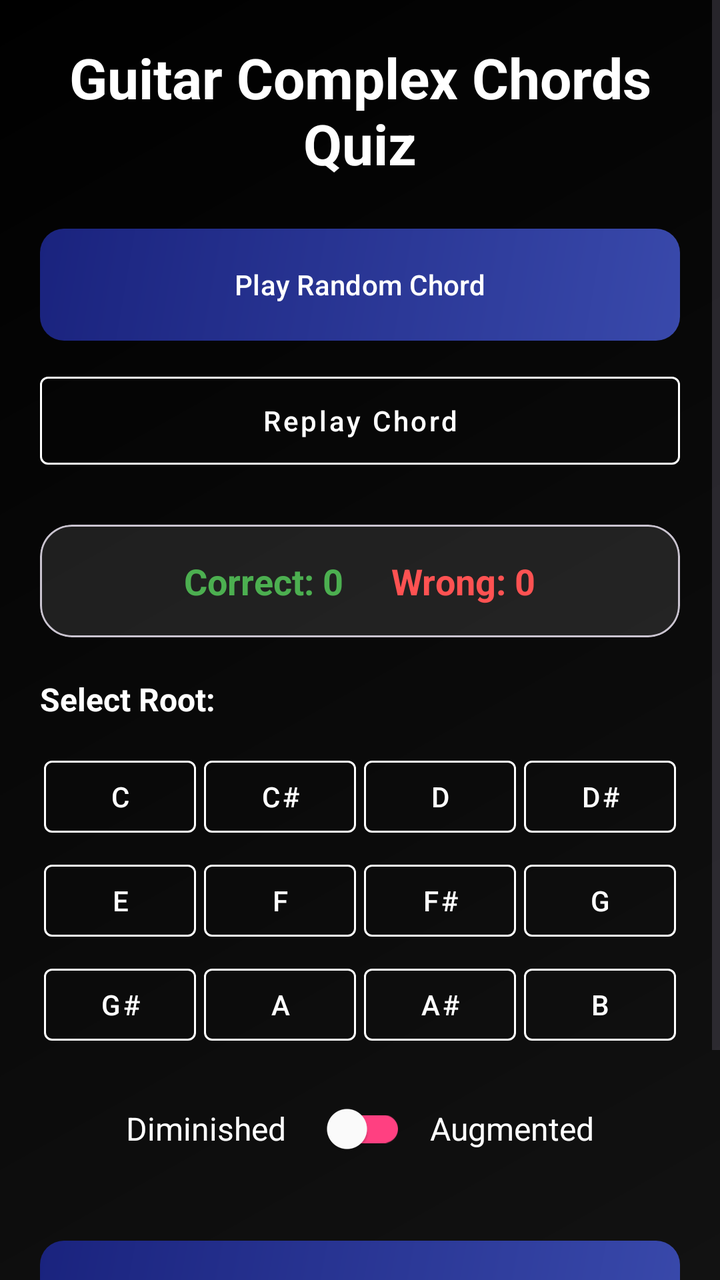
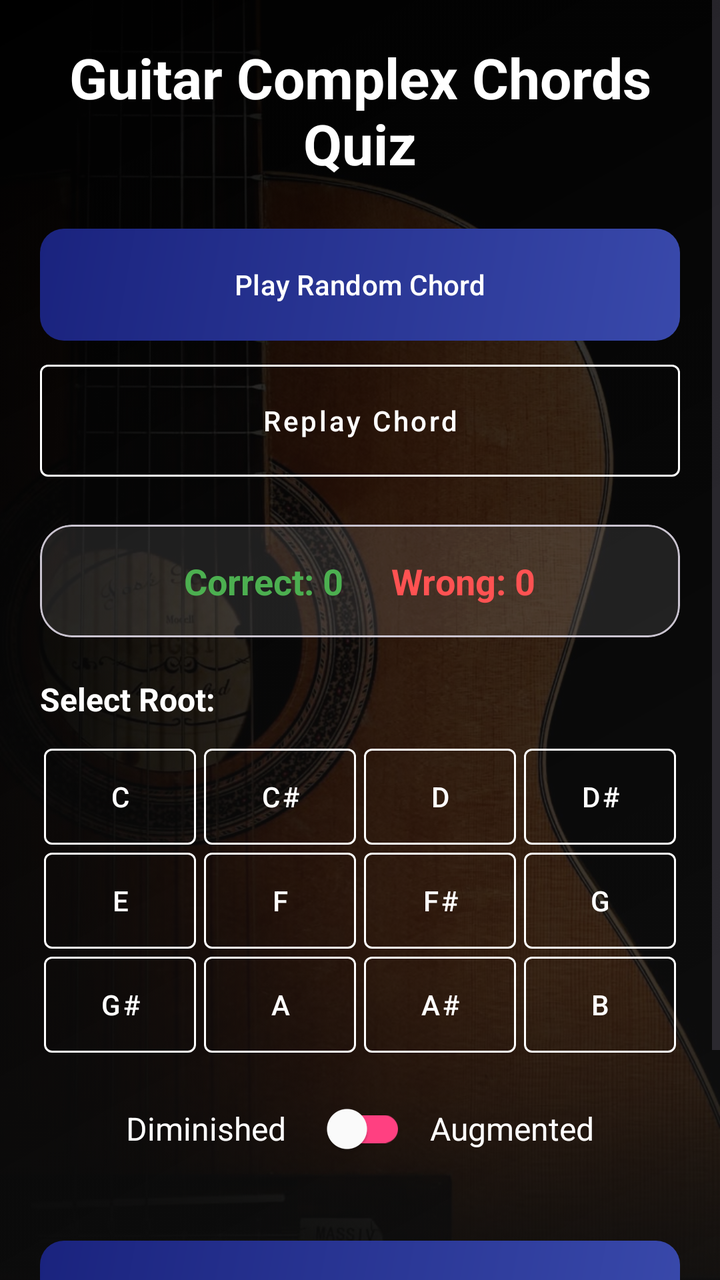

An Android layout rendered at two revisions. The XML below is the earlier revision; the diff shows what the commit changed to produce the second picture.
<!-- AndroidManifest.xml: application theme Theme.GeffenFinalProject -->
<!-- res/layout/activity_user_guitar_complex_chords_quiz.xml -->
<?xml version="1.0" encoding="utf-8"?>
<androidx.constraintlayout.widget.ConstraintLayout xmlns:android="http://schemas.android.com/apk/res/android"
    xmlns:app="http://schemas.android.com/apk/res-auto"
    xmlns:tools="http://schemas.android.com/tools"
    android:id="@+id/main"
    android:layout_width="match_parent"
    android:layout_height="match_parent"
    android:background="@drawable/main_gradient"
    tools:context=".user_guitar_complex_chords_quiz">

    <ScrollView
        android:layout_width="match_parent"
        android:layout_height="match_parent"
        android:fillViewport="true">

        <LinearLayout
            android:layout_width="match_parent"
            android:layout_height="wrap_content"
            android:orientation="vertical"
            android:padding="20dp">

            <TextView
                android:id="@+id/titleText"
                android:layout_width="match_parent"
                android:layout_height="wrap_content"
                android:layout_marginBottom="24dp"
                android:gravity="center"
                android:text="Guitar Complex Chords Quiz"
                android:textColor="@color/white"
                android:textSize="28sp"
                android:textStyle="bold" />

            <com.google.android.material.button.MaterialButton
                android:id="@+id/btnPlayChord"
                android:layout_width="match_parent"
                android:layout_height="56dp"
                android:layout_marginBottom="12dp"
                android:background="@drawable/button_primary"
                android:text="Play Random Chord"
                android:textAllCaps="false"
                android:textColor="@color/white"
                app:backgroundTint="@null"
                app:cornerRadius="12dp" />

            <com.google.android.material.button.MaterialButton
                android:id="@+id/btnReplay"
                style="@style/Widget.MaterialComponents.Button.OutlinedButton"
                android:layout_width="match_parent"
                android:layout_height="56dp"
                android:layout_marginBottom="24dp"
                android:text="Replay Chord"
                android:textAllCaps="false"
                android:textColor="@color/white"
                app:strokeColor="@color/white" />

            <com.google.android.material.card.MaterialCardView
                android:layout_width="match_parent"
                android:layout_height="wrap_content"
                android:layout_marginBottom="20dp"
                app:cardBackgroundColor="#1AFFFFFF"
                app:cardCornerRadius="16dp"
                app:cardElevation="0dp">

                <LinearLayout
                    android:layout_width="match_parent"
                    android:layout_height="wrap_content"
                    android:gravity="center"
                    android:orientation="horizontal"
                    android:padding="16dp">

                    <TextView
                        android:id="@+id/scoreText"
                        android:layout_width="wrap_content"
                        android:layout_height="wrap_content"
                        android:layout_marginEnd="24dp"
                        android:text="Correct: 0"
                        android:textColor="#4CAF50"
                        android:textSize="18sp"
                        android:textStyle="bold" />

                    <TextView
                        android:id="@+id/wrongText"
                        android:layout_width="wrap_content"
                        android:layout_height="wrap_content"
                        android:text="Wrong: 0"
                        android:textColor="#FF5252"
                        android:textSize="18sp"
                        android:textStyle="bold" />
                </LinearLayout>
            </com.google.android.material.card.MaterialCardView>

            <TextView
                android:layout_width="match_parent"
                android:layout_height="wrap_content"
                android:layout_marginBottom="12dp"
                android:text="Select Root:"
                android:textColor="@color/white"
                android:textSize="16sp"
                android:textStyle="bold" />

            <GridLayout
                android:layout_width="match_parent"
                android:layout_height="wrap_content"
                android:layout_marginBottom="12dp"
                android:columnCount="4">

                <com.google.android.material.button.MaterialButton
                    android:id="@+id/btnRootC"
                    style="@style/Widget.MaterialComponents.Button.TextButton"
                    android:layout_width="0dp"
                    android:layout_height="wrap_content"
                    android:layout_columnWeight="1"
                    android:text="C"
                    android:textColor="@color/white"
                    app:strokeColor="@color/white"
                    app:strokeWidth="1dp"
                    android:layout_margin="2dp"
                    />

                <com.google.android.material.button.MaterialButton
                    android:id="@+id/btnRootCSharp"
                    style="@style/Widget.MaterialComponents.Button.TextButton"
                    android:layout_width="0dp"
                    android:layout_height="wrap_content"
                    android:layout_columnWeight="1"
                    android:text="C#"
                    android:textColor="@color/white"
                    app:strokeColor="@color/white"
                    app:strokeWidth="1dp"
                    android:layout_margin="2dp"
                    />

                <com.google.android.material.button.MaterialButton
                    android:id="@+id/btnRootD"
                    style="@style/Widget.MaterialComponents.Button.TextButton"
                    android:layout_width="0dp"
                    android:layout_height="wrap_content"
                    android:layout_columnWeight="1"
                    android:text="D"
                    android:textColor="@color/white"
                    app:strokeColor="@color/white"
                    app:strokeWidth="1dp"
                    android:layout_margin="2dp"
                    />

                <com.google.android.material.button.MaterialButton
                    android:id="@+id/btnRootDSharp"
                    style="@style/Widget.MaterialComponents.Button.TextButton"
                    android:layout_width="0dp"
                    android:layout_height="wrap_content"
                    android:layout_columnWeight="1"
                    android:text="D#"
                    android:textColor="@color/white"
                    app:strokeColor="@color/white"
                    app:strokeWidth="1dp"
                    android:layout_margin="2dp"
                    />

                <com.google.android.material.button.MaterialButton
                    android:id="@+id/btnRootE"
                    style="@style/Widget.MaterialComponents.Button.TextButton"
                    android:layout_width="0dp"
                    android:layout_height="wrap_content"
                    android:layout_columnWeight="1"
                    android:text="E"
                    android:textColor="@color/white"
                    app:strokeColor="@color/white"
                    app:strokeWidth="1dp"
                    android:layout_margin="2dp"
                    />

                <com.google.android.material.button.MaterialButton
                    android:id="@+id/btnRootF"
                    style="@style/Widget.MaterialComponents.Button.TextButton"
                    android:layout_width="0dp"
                    android:layout_height="wrap_content"
                    android:layout_columnWeight="1"
                    android:text="F"
                    android:textColor="@color/white"
                    app:strokeColor="@color/white"
                    app:strokeWidth="1dp"
                    android:layout_margin="2dp"
                    />

                <com.google.android.material.button.MaterialButton
                    android:id="@+id/btnRootFSharp"
                    style="@style/Widget.MaterialComponents.Button.TextButton"
                    android:layout_width="0dp"
                    android:layout_height="wrap_content"
                    android:layout_columnWeight="1"
                    android:text="F#"
                    android:textColor="@color/white"
                    app:strokeColor="@color/white"
                    app:strokeWidth="1dp"
                    android:layout_margin="2dp"
                    />

                <com.google.android.material.button.MaterialButton
                    android:id="@+id/btnRootG"
                    style="@style/Widget.MaterialComponents.Button.TextButton"
                    android:layout_width="0dp"
                    android:layout_height="wrap_content"
                    android:layout_columnWeight="1"
                    android:text="G"
                    android:textColor="@color/white"
                    app:strokeColor="@color/white"
                    app:strokeWidth="1dp"
                    android:layout_margin="2dp"
                    />

                <com.google.android.material.button.MaterialButton
                    android:id="@+id/btnRootGSharp"
                    style="@style/Widget.MaterialComponents.Button.TextButton"
                    android:layout_width="0dp"
                    android:layout_height="wrap_content"
                    android:layout_columnWeight="1"
                    android:text="G#"
                    android:textColor="@color/white"
                    app:strokeColor="@color/white"
                    app:strokeWidth="1dp"
                    android:layout_margin="2dp"
                    />

                <com.google.android.material.button.MaterialButton
                    android:id="@+id/btnRootA"
                    style="@style/Widget.MaterialComponents.Button.TextButton"
                    android:layout_width="0dp"
                    android:layout_height="wrap_content"
                    android:layout_columnWeight="1"
                    android:text="A"
                    android:textColor="@color/white"
                    app:strokeColor="@color/white"
                    app:strokeWidth="1dp"
                    android:layout_margin="2dp"
                    />

                <com.google.android.material.button.MaterialButton
                    android:id="@+id/btnRootASharp"
                    style="@style/Widget.MaterialComponents.Button.TextButton"
                    android:layout_width="0dp"
                    android:layout_height="wrap_content"
                    android:layout_columnWeight="1"
                    android:text="A#"
                    android:textColor="@color/white"
                    app:strokeColor="@color/white"
                    app:strokeWidth="1dp"
                    android:layout_margin="2dp"
                    />

                <com.google.android.material.button.MaterialButton
                    android:id="@+id/btnRootB"
                    style="@style/Widget.MaterialComponents.Button.TextButton"
                    android:layout_width="0dp"
                    android:layout_height="wrap_content"
                    android:layout_columnWeight="1"
                    android:text="B"
                    android:textColor="@color/white"
                    app:strokeColor="@color/white"
                    app:strokeWidth="1dp"
                    android:layout_margin="2dp"
                    />

            </GridLayout>

            <LinearLayout
                android:layout_width="match_parent"
                android:layout_height="wrap_content"
                android:layout_marginBottom="32dp"
                android:gravity="center"
                android:orientation="horizontal">

                <TextView
                    android:layout_width="wrap_content"
                    android:layout_height="wrap_content"
                    android:layout_marginEnd="12dp"
                    android:text="Diminished"
                    android:textColor="@color/white"
                    android:textSize="16sp" />

                <com.google.android.material.switchmaterial.SwitchMaterial
                    android:id="@+id/switchType"
                    android:layout_width="wrap_content"
                    android:layout_height="wrap_content"
                    app:thumbTint="@color/white"
                    app:trackTint="@color/accent" />

                <TextView
                    android:layout_width="wrap_content"
                    android:layout_height="wrap_content"
                    android:layout_marginStart="12dp"
                    android:text="Augmented"
                    android:textColor="@color/white"
                    android:textSize="16sp" />
            </LinearLayout>

            <com.google.android.material.button.MaterialButton
                android:id="@+id/btnCheckAnswer"
                android:layout_width="match_parent"
                android:layout_height="60dp"
                android:background="@drawable/button_secondary"
                android:text="Check Answer"
                android:textAllCaps="false"
                android:textColor="@color/white"
                android:textSize="18sp"
                android:textStyle="bold"
                app:backgroundTint="@null"
                app:cornerRadius="12dp" />

            <com.google.android.material.button.MaterialButton
                android:id="@+id/btnStop"
                android:layout_width="match_parent"
                android:layout_height="64dp"
                android:text="Stop Test"
                android:textColor="@color/white"
                android:background="@drawable/button_primary"
                app:backgroundTint="@null"
                app:cornerRadius="12dp"
                android:textSize="20sp"
                android:textStyle="bold"
                android:textAllCaps="false"
                android:layout_marginTop="16dp" />

        </LinearLayout>
    </ScrollView>

</androidx.constraintlayout.widget.ConstraintLayout>
<!-- resources referenced by this layout -->
<resources>
  <color name="accent">#FF4081</color>
  <color name="white">#FFFFFFFF</color>
  <!-- drawable button_primary (drawable) -->
  <?xml version="1.0" encoding="utf-8"?>
  <ripple xmlns:android="http://schemas.android.com/apk/res/android"
      android:color="#40FFFFFF">
      <item android:drawable="@drawable/button_gradient" />
  </ripple>
  <!-- drawable button_secondary (drawable) -->
  <?xml version="1.0" encoding="utf-8"?>
  <ripple xmlns:android="http://schemas.android.com/apk/res/android"
      android:color="#40FFFFFF">
      <item android:drawable="@drawable/button_gradient" />
  </ripple>
  <!-- drawable main_gradient (drawable) -->
  <?xml version="1.0" encoding="utf-8"?>
  <shape xmlns:android="http://schemas.android.com/apk/res/android"
      android:shape="rectangle">
      <gradient
          android:angle="135"
          android:endColor="@color/bg_end"
          android:startColor="@color/bg_start"
          android:type="linear" />
  </shape>
  <style name="Theme.GeffenFinalProject" parent="Base.Theme.GeffenFinalProject" />
  <!-- drawable button_gradient (drawable) -->
  <?xml version="1.0" encoding="utf-8"?>
  <shape xmlns:android="http://schemas.android.com/apk/res/android"
      android:shape="rectangle">
      <gradient
          android:angle="135"
          android:endColor="@color/button_bg_end"
          android:startColor="@color/button_bg_start"
          android:type="linear" />
      <corners android:radius="12dp" />
  </shape>
  <color name="bg_end">#000000</color>
  <color name="bg_start">#121212</color>
  <style name="Base.Theme.GeffenFinalProject" parent="Theme.Material3.DayNight.NoActionBar">
          
          
      </style>
  <color name="button_bg_end">#1A237E</color>
  <color name="button_bg_start">#3949AB</color>
</resources>

<!-- the commit's change to res/layout/activity_user_guitar_complex_chords_quiz.xml (unified diff, before → after) -->
@@ -8,6 +8,13 @@
     android:background="@drawable/main_gradient"
     tools:context=".user_guitar_complex_chords_quiz">
 
+    <ImageView
+        android:layout_width="match_parent"
+        android:layout_height="match_parent"
+        android:src="@drawable/guitarimage"
+        android:scaleType="centerCrop"
+        android:alpha="0.2" />
+
     <ScrollView
         android:layout_width="match_parent"
         android:layout_height="match_parent"
@@ -33,12 +40,15 @@
             <com.google.android.material.button.MaterialButton
                 android:id="@+id/btnPlayChord"
                 android:layout_width="match_parent"
-                android:layout_height="56dp"
+                android:layout_height="wrap_content"
+                android:minHeight="56dp"
                 android:layout_marginBottom="12dp"
                 android:background="@drawable/button_primary"
                 android:text="Play Random Chord"
                 android:textAllCaps="false"
                 android:textColor="@color/white"
+                android:insetTop="0dp"
+                android:insetBottom="0dp"
                 app:backgroundTint="@null"
                 app:cornerRadius="12dp" />
 
@@ -46,11 +56,14 @@
                 android:id="@+id/btnReplay"
                 style="@style/Widget.MaterialComponents.Button.OutlinedButton"
                 android:layout_width="match_parent"
-                android:layout_height="56dp"
+                android:layout_height="wrap_content"
+                android:minHeight="56dp"
                 android:layout_marginBottom="24dp"
                 android:text="Replay Chord"
                 android:textAllCaps="false"
                 android:textColor="@color/white"
+                android:insetTop="0dp"
+                android:insetBottom="0dp"
                 app:strokeColor="@color/white" />
 
             <com.google.android.material.card.MaterialCardView
@@ -112,6 +125,8 @@
                     android:layout_columnWeight="1"
                     android:text="C"
                     android:textColor="@color/white"
+                    android:insetTop="0dp"
+                    android:insetBottom="0dp"
                     app:strokeColor="@color/white"
                     app:strokeWidth="1dp"
                     android:layout_margin="2dp"
@@ -125,6 +140,8 @@
                     android:layout_columnWeight="1"
                     android:text="C#"
                     android:textColor="@color/white"
+                    android:insetTop="0dp"
+                    android:insetBottom="0dp"
                     app:strokeColor="@color/white"
                     app:strokeWidth="1dp"
                     android:layout_margin="2dp"
@@ -138,6 +155,8 @@
                     android:layout_columnWeight="1"
                     android:text="D"
                     android:textColor="@color/white"
+                    android:insetTop="0dp"
+                    android:insetBottom="0dp"
                     app:strokeColor="@color/white"
                     app:strokeWidth="1dp"
                     android:layout_margin="2dp"
@@ -151,6 +170,8 @@
                     android:layout_columnWeight="1"
                     android:text="D#"
                     android:textColor="@color/white"
+                    android:insetTop="0dp"
+                    android:insetBottom="0dp"
                     app:strokeColor="@color/white"
                     app:strokeWidth="1dp"
                     android:layout_margin="2dp"
@@ -164,6 +185,8 @@
                     android:layout_columnWeight="1"
                     android:text="E"
                     android:textColor="@color/white"
+                    android:insetTop="0dp"
+                    android:insetBottom="0dp"
                     app:strokeColor="@color/white"
                     app:strokeWidth="1dp"
                     android:layout_margin="2dp"
@@ -177,6 +200,8 @@
                     android:layout_columnWeight="1"
                     android:text="F"
                     android:textColor="@color/white"
+                    android:insetTop="0dp"
+                    android:insetBottom="0dp"
                     app:strokeColor="@color/white"
                     app:strokeWidth="1dp"
                     android:layout_margin="2dp"
@@ -190,6 +215,8 @@
                     android:layout_columnWeight="1"
                     android:text="F#"
                     android:textColor="@color/white"
+                    android:insetTop="0dp"
+                    android:insetBottom="0dp"
                     app:strokeColor="@color/white"
                     app:strokeWidth="1dp"
                     android:layout_margin="2dp"
@@ -203,6 +230,8 @@
                     android:layout_columnWeight="1"
                     android:text="G"
                     android:textColor="@color/white"
+                    android:insetTop="0dp"
+                    android:insetBottom="0dp"
                     app:strokeColor="@color/white"
                     app:strokeWidth="1dp"
                     android:layout_margin="2dp"
@@ -216,6 +245,8 @@
                     android:layout_columnWeight="1"
                     android:text="G#"
                     android:textColor="@color/white"
+                    android:insetTop="0dp"
+                    android:insetBottom="0dp"
                     app:strokeColor="@color/white"
                     app:strokeWidth="1dp"
                     android:layout_margin="2dp"
@@ -229,6 +260,8 @@
                     android:layout_columnWeight="1"
                     android:text="A"
                     android:textColor="@color/white"
+                    android:insetTop="0dp"
+                    android:insetBottom="0dp"
                     app:strokeColor="@color/white"
                     app:strokeWidth="1dp"
                     android:layout_margin="2dp"
@@ -242,6 +275,8 @@
                     android:layout_columnWeight="1"
                     android:text="A#"
                     android:textColor="@color/white"
+                    android:insetTop="0dp"
+                    android:insetBottom="0dp"
                     app:strokeColor="@color/white"
                     app:strokeWidth="1dp"
                     android:layout_margin="2dp"
@@ -255,6 +290,8 @@
                     android:layout_columnWeight="1"
                     android:text="B"
                     android:textColor="@color/white"
+                    android:insetTop="0dp"
+                    android:insetBottom="0dp"
                     app:strokeColor="@color/white"
                     app:strokeWidth="1dp"
                     android:layout_margin="2dp"
@@ -296,23 +333,29 @@
             <com.google.android.material.button.MaterialButton
                 android:id="@+id/btnCheckAnswer"
                 android:layout_width="match_parent"
-                android:layout_height="60dp"
+                android:layout_height="wrap_content"
+                android:minHeight="60dp"
                 android:background="@drawable/button_secondary"
                 android:text="Check Answer"
                 android:textAllCaps="false"
                 android:textColor="@color/white"
                 android:textSize="18sp"
                 android:textStyle="bold"
+                android:insetTop="0dp"
+                android:insetBottom="0dp"
                 app:backgroundTint="@null"
                 app:cornerRadius="12dp" />
 
             <com.google.android.material.button.MaterialButton
                 android:id="@+id/btnStop"
                 android:layout_width="match_parent"
-                android:layout_height="64dp"
+                android:layout_height="wrap_content"
+                android:minHeight="64dp"
                 android:text="Stop Test"
                 android:textColor="@color/white"
                 android:background="@drawable/button_primary"
+                android:insetTop="0dp"
+                android:insetBottom="0dp"
                 app:backgroundTint="@null"
                 app:cornerRadius="12dp"
                 android:textSize="20sp"
<!-- resource entries referenced after the edit -->
@@ -14,6 +14,7 @@
       android:color="#40FFFFFF">
       <item android:drawable="@drawable/button_gradient" />
   </ripple>
+  <!-- drawable guitarimage: jpg bitmap (drawable, 106583 bytes) -->
   <!-- drawable main_gradient (drawable) -->
   <?xml version="1.0" encoding="utf-8"?>
   <shape xmlns:android="http://schemas.android.com/apk/res/android"
